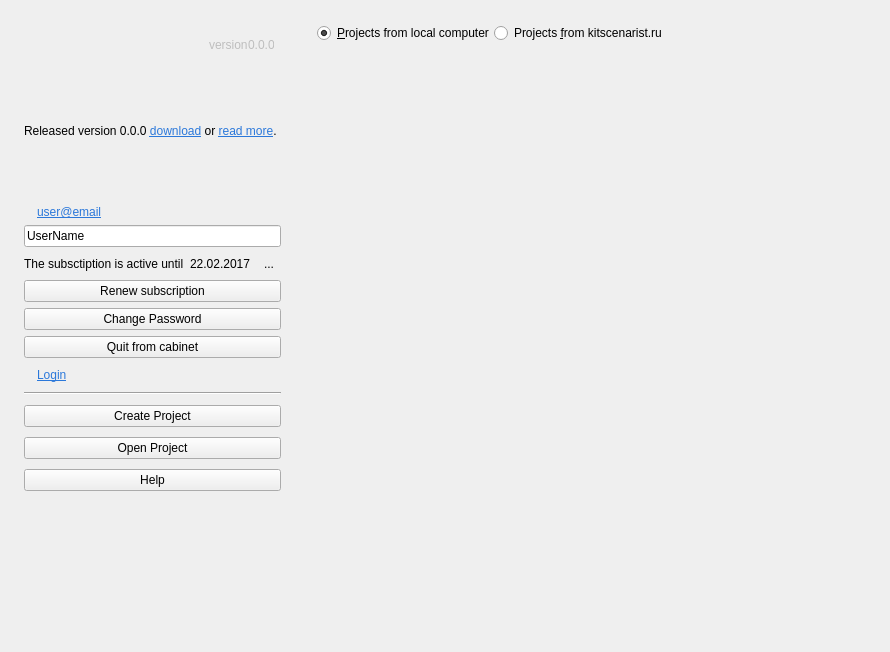
The window that src/bin/scenarist-desktop/UserInterfaceLayer/StartUp/StartUpView.ui (dimkanovikov/KITScenarist) describes before a commit, drawn with Qt 5.
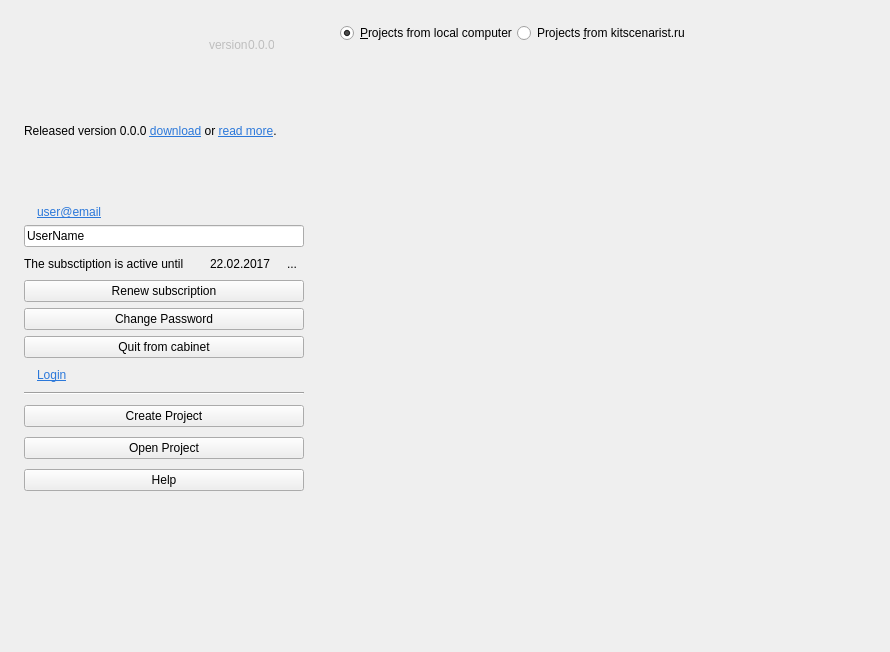
The same window after the commit. Icons and pictures are not drawn. Custom widgets are drawn as their Qt base class.

Commit message: Fixed expanding during get subscription state

What changed in the file:
```diff
--- a/src/bin/scenarist-desktop/UserInterfaceLayer/StartUp/StartUpView.ui
+++ b/src/bin/scenarist-desktop/UserInterfaceLayer/StartUp/StartUpView.ui
@@ -398,6 +398,18 @@
               <layout class="QHBoxLayout" name="horizontalLayout_10">
                <item>
                 <widget class="QLabel" name="subscriptionActivity">
+                 <property name="sizePolicy">
+                  <sizepolicy hsizetype="Preferred" vsizetype="Preferred">
+                   <horstretch>180</horstretch>
+                   <verstretch>0</verstretch>
+                  </sizepolicy>
+                 </property>
+                 <property name="minimumSize">
+                  <size>
+                   <width>180</width>
+                   <height>0</height>
+                  </size>
+                 </property>
                  <property name="text">
                   <string>The subsctiption is active until</string>
                  </property>
@@ -405,6 +417,18 @@
                </item>
                <item>
                 <widget class="QLabel" name="subscriptionEndDate">
+                 <property name="sizePolicy">
+                  <sizepolicy hsizetype="Preferred" vsizetype="Preferred">
+                   <horstretch>64</horstretch>
+                   <verstretch>0</verstretch>
+                  </sizepolicy>
+                 </property>
+                 <property name="minimumSize">
+                  <size>
+                   <width>64</width>
+                   <height>0</height>
+                  </size>
+                 </property>
                  <property name="text">
                   <string>22.02.2017</string>
                  </property>
```
